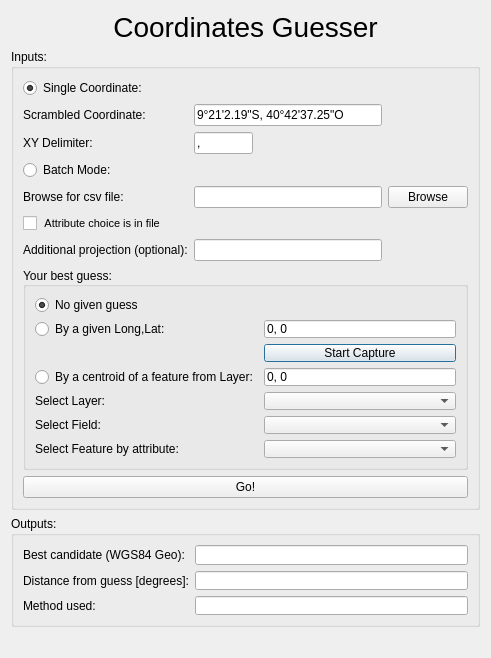
Before: the Qt Designer form CoordGuesser_dialog_base.ui in jicrbuh/CoordinateGuesser, drawn with Qt 5.
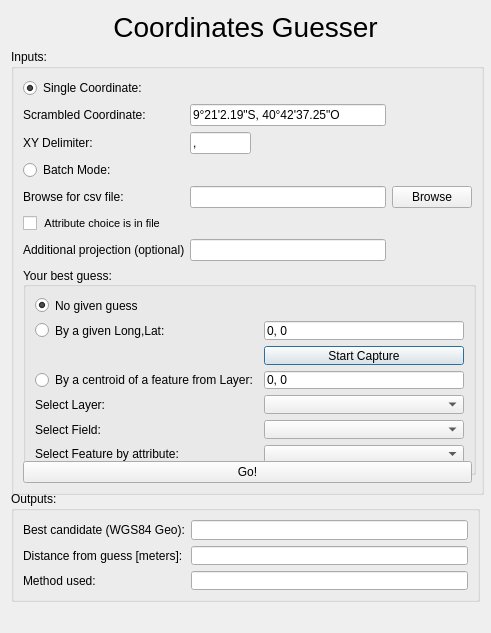
After: the same form once the commit is applied.

Commit message: distance between points shows in meters, comboboxes are refreshed right away to  index=0 and without the user choosing a value

```diff
--- a/CoordGuesser_dialog_base.ui
+++ b/CoordGuesser_dialog_base.ui
@@ -7,13 +7,13 @@
     <x>0</x>
     <y>0</y>
     <width>491</width>
-    <height>658</height>
+    <height>633</height>
    </rect>
   </property>
   <property name="minimumSize">
    <size>
-    <width>0</width>
-    <height>550</height>
+    <width>491</width>
+    <height>633</height>
    </size>
   </property>
   <property name="maximumSize">
@@ -66,7 +66,7 @@
       <item row="1" column="0">
        <widget class="QLabel" name="label_8">
         <property name="text">
-         <string>Distance from guess [degrees]:</string>
+         <string>Distance from guess [meters]:</string>
         </property>
        </widget>
       </item>
@@ -94,6 +94,12 @@
        <verstretch>2</verstretch>
       </sizepolicy>
      </property>
+     <property name="minimumSize">
+      <size>
+       <width>473</width>
+       <height>446</height>
+      </size>
+     </property>
      <property name="title">
       <string>Inputs:</string>
      </property>
@@ -106,6 +112,12 @@
           <verstretch>2</verstretch>
          </sizepolicy>
         </property>
+        <property name="minimumSize">
+         <size>
+          <width>453</width>
+          <height>208</height>
+         </size>
+        </property>
         <property name="autoFillBackground">
          <bool>false</bool>
         </property>
```
The commit also changes 3 other files.
